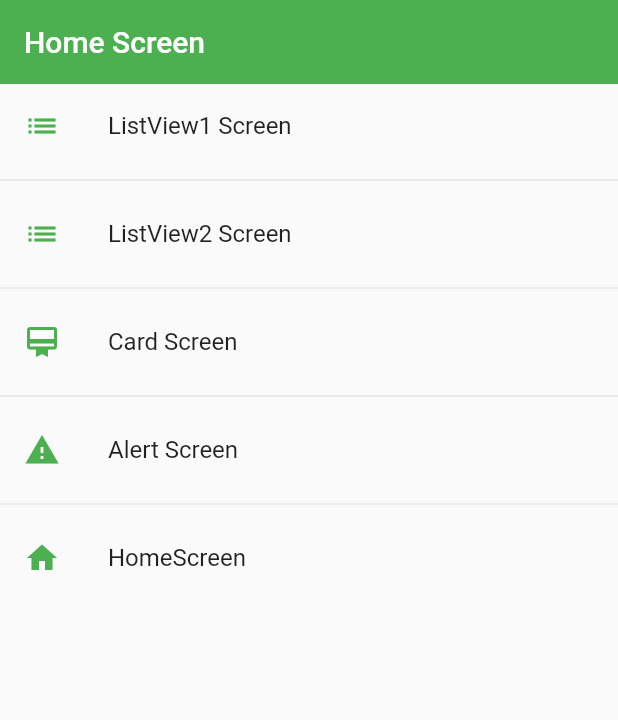
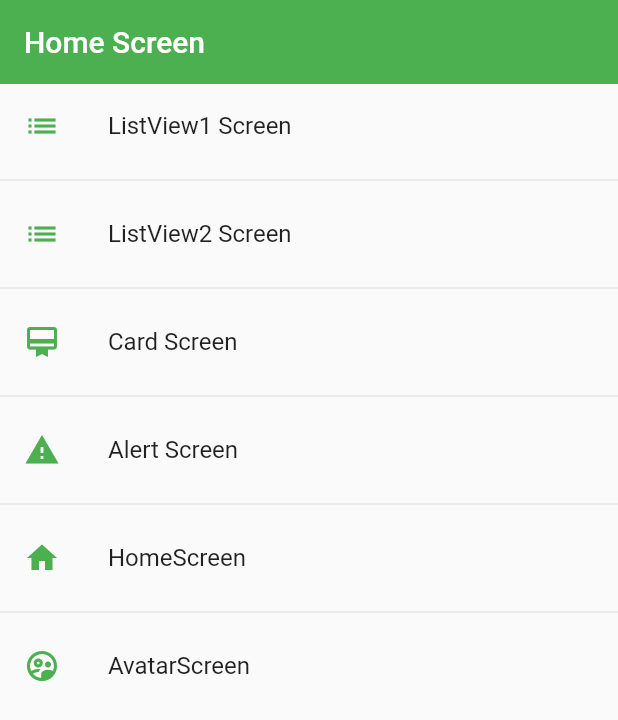
Before and after one commit to eidepozo/fl_components, a Flutter app: the screen it shows after launch, on a phone screen of 412 x 824 dp. Shown: the top 720 px of the screen. Run offline on Flutter 3.47's test engine with Material 2 defaults, Android fonts, the phone set to English and light mode, and no system bars.

Commit message:
Agrega screen para avatar circular

```diff
--- a/fl_components/lib/router/app_routes.dart
+++ b/fl_components/lib/router/app_routes.dart
@@ -32,7 +32,12 @@ class AppRoutes {
         route: 'home',
         name: 'HomeScreen',
         screen: const HomeScreen(),
-        icon: Icons.home)
+        icon: Icons.home),
+    MenuOption(
+        route: 'avatar',
+        name: 'AvatarScreen',
+        screen: const AvatarScreen(),
+        icon: Icons.supervised_user_circle_outlined)
   ];
 
   static Map<String, Widget Function(BuildContext)> getAppRoutes() {
--- a/fl_components/lib/screens/screens.dart
+++ b/fl_components/lib/screens/screens.dart
@@ -3,3 +3,4 @@ export 'package:fl_components/screens/card_screen.dart';
 export 'package:fl_components/screens/home_screen.dart';
 export 'package:fl_components/screens/listview1_screen.dart';
 export 'package:fl_components/screens/listview2_screen.dart';
+export 'package:fl_components/screens/avatar_screen.dart';
```
Also changed, not shown: fl_components/lib/screens/avatar_screen.dart (added, +29 -0 lines).
